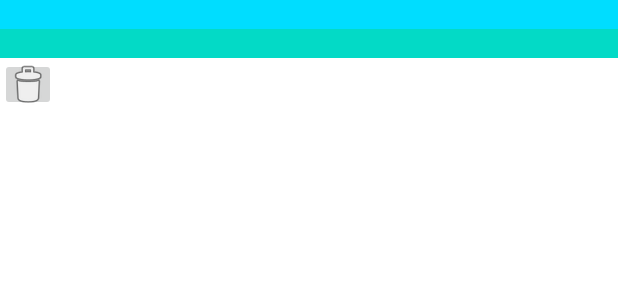
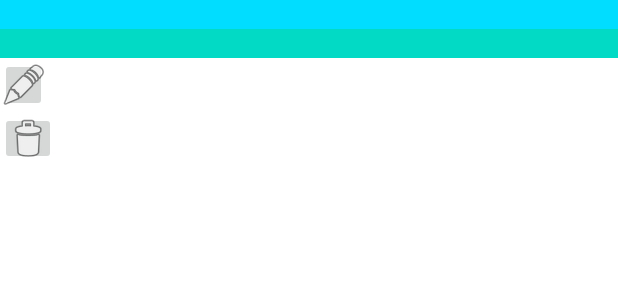
Before and after one commit to gkp-dev/kotlin-jeanloris, an Android app: the layout item_task.xml on its own in the app's theme, with its tools: preview values and no code run, on a phone screen of 412 x 824 dp. Shown: the top 300 px of the screen. Run offline under Robolectric (Android 15) with nearby library versions, the phone set to English and light mode, and no system bars.

Commit message:
update tp 2

```diff
--- a/app/src/main/res/layout/activity_form.xml
+++ b/app/src/main/res/layout/activity_form.xml
@@ -30,7 +30,7 @@
         app:layout_constraintTop_toTopOf="parent" />
 
     <Button
-        android:id="@+id/button"
+        android:id="@+id/addTaskButton"
         android:layout_width="wrap_content"
         android:layout_height="wrap_content"
         android:layout_marginTop="328dp"
--- a/app/src/main/res/layout/item_task.xml
+++ b/app/src/main/res/layout/item_task.xml
@@ -18,7 +18,13 @@
         android:background="@color/design_default_color_secondary" />
 
     <ImageButton
-        android:id="@+id/imageButton"
+        android:id="@+id/editTask"
+        android:layout_width="31dp"
+        android:layout_height="36dp"
+        app:srcCompat="@android:drawable/ic_menu_edit" />
+
+    <ImageButton
+        android:id="@+id/deleteTask"
         android:layout_width="37dp"
         android:layout_height="35dp"
         app:srcCompat="@android:drawable/ic_menu_delete" />
```
Also changed, not shown: app/src/main/java/com/example/todojeanlorisgankpe_v2/form/FormActivity.kt (+10 -5 lines), app/src/main/java/com/example/todojeanlorisgankpe_v2/tasklist/TaskListAdapter.kt (+10 -2 lines), app/src/main/java/com/example/todojeanlorisgankpe_v2/tasklist/TaskListFragment.kt (+20 -10 lines).
